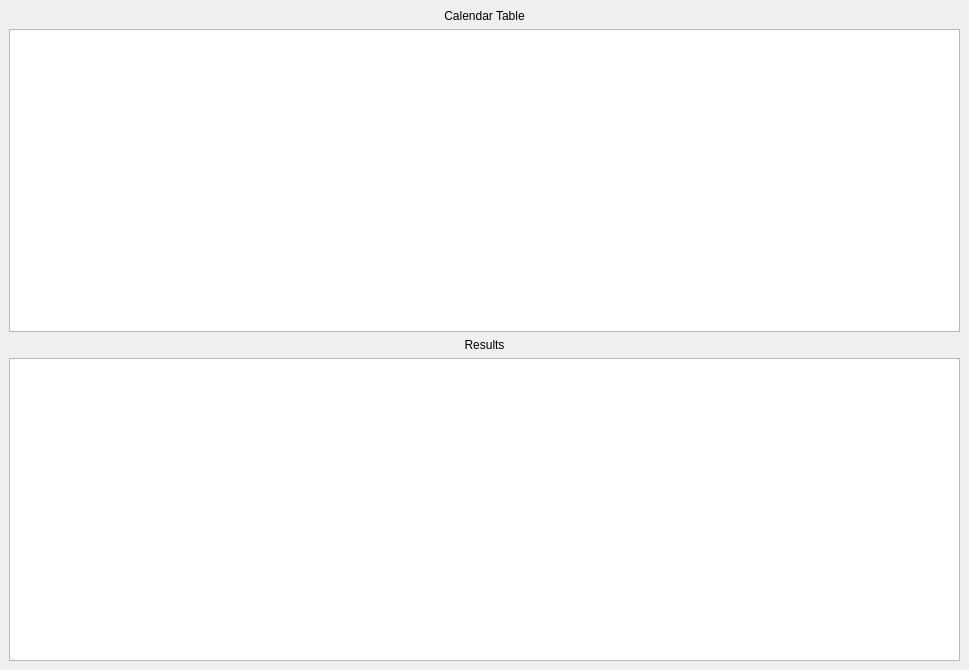
First picture: the form in runwindow.ui, repository ragrag/Inventory-Simulation-QT, before the edit.
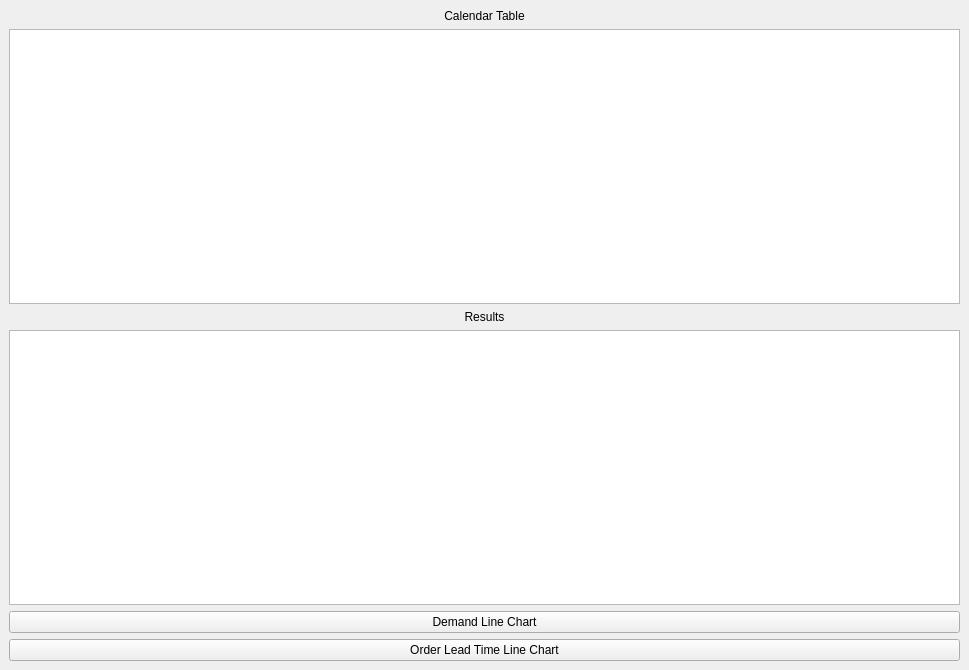
Second picture: the form after the edit.

What changed in the file:
```diff
--- a/runwindow.ui
+++ b/runwindow.ui
@@ -43,6 +43,20 @@
       <item>
        <widget class="QTableWidget" name="resultsTable"/>
       </item>
+      <item>
+       <widget class="QPushButton" name="demandLineBtn">
+        <property name="text">
+         <string>Demand Line Chart</string>
+        </property>
+       </widget>
+      </item>
+      <item>
+       <widget class="QPushButton" name="leadTimeBtn">
+        <property name="text">
+         <string>Order Lead Time Line Chart</string>
+        </property>
+       </widget>
+      </item>
      </layout>
     </item>
    </layout>
```
